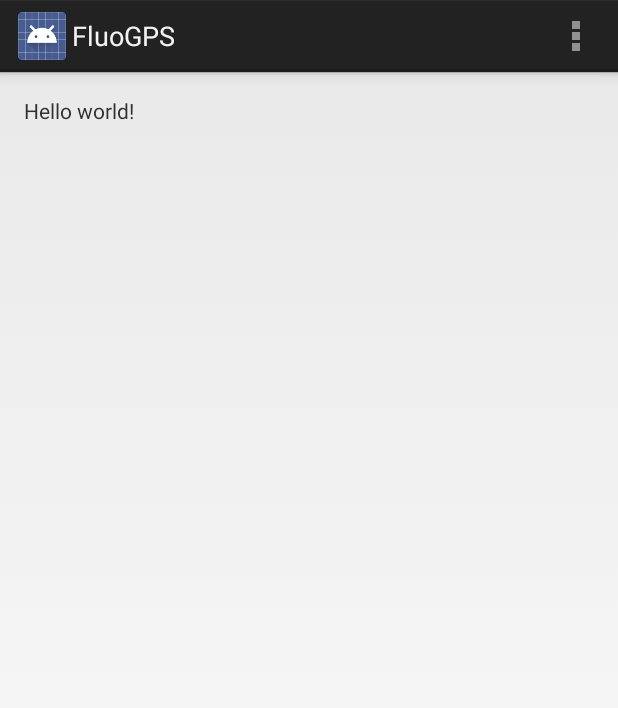
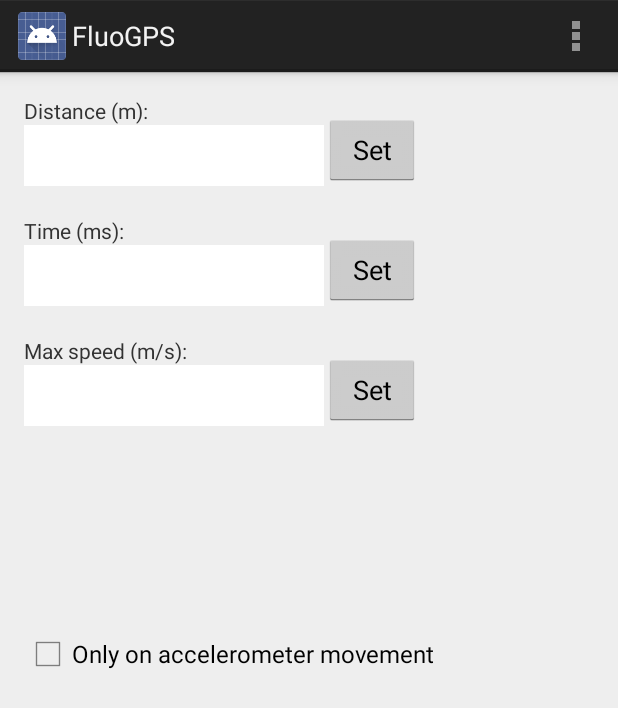
Before and after one commit to Lundtoft/FluoGPS, an Android app: the screen it shows after launch (MainActivity), on a phone screen of 412 x 824 dp. Shown: the top 708 px of the screen. Run offline under Robolectric (Android 15) with nearby library versions, the phone set to English and light mode, and no system bars.

Commit message:
GUI Done :)

```diff
--- a/FluoGPS/src/main/res/layout/activity_main.xml
+++ b/FluoGPS/src/main/res/layout/activity_main.xml
@@ -6,11 +6,102 @@
     android:paddingRight="@dimen/activity_horizontal_margin"
     android:paddingTop="@dimen/activity_vertical_margin"
     android:paddingBottom="@dimen/activity_vertical_margin"
-    tools:context=".MainActivity">
+    tools:context=".MainActivity"
+    android:background="#eeeeee">
 
     <TextView
         android:layout_width="wrap_content"
         android:layout_height="wrap_content"
-        android:text="@string/hello_world" />
+        android:text="Distance (m):"
+        android:id="@+id/textView" />
+
+    <EditText
+        android:layout_width="200dp"
+        android:layout_height="wrap_content"
+        android:inputType="number"
+        android:ems="10"
+        android:id="@+id/distInput"
+        android:layout_below="@+id/textView"
+        android:layout_alignLeft="@+id/textView"
+        android:background="#ffffff"
+        android:textSize="30sp"
+        android:numeric="integer" />
+
+    <TextView
+        android:layout_width="wrap_content"
+        android:layout_height="wrap_content"
+        android:text="Time (ms):"
+        android:id="@+id/textView2"
+        android:layout_below="@+id/distInput"
+        android:layout_alignLeft="@+id/distInput"
+        android:layout_marginTop="20dp" />
+
+    <EditText
+        android:layout_width="200dp"
+        android:layout_height="wrap_content"
+        android:inputType="number"
+        android:ems="10"
+        android:id="@+id/timeInput"
+        android:layout_below="@+id/textView2"
+        android:layout_alignLeft="@+id/distInput"
+        android:background="#ffffff"
+        android:textSize="30sp"
+        android:textIsSelectable="true"
+        android:numeric="integer" />
+
+    <Button
+        android:layout_width="wrap_content"
+        android:layout_height="wrap_content"
+        android:text="Set"
+        android:id="@+id/distBtn"
+        android:layout_alignBottom="@+id/distInput"
+        android:layout_toRightOf="@+id/distInput" />
+
+    <Button
+        android:layout_width="wrap_content"
+        android:layout_height="wrap_content"
+        android:text="Set"
+        android:id="@+id/timeBtn"
+        android:layout_alignBottom="@+id/timeInput"
+        android:layout_toRightOf="@+id/timeInput" />
+
+    <CheckBox
+        android:layout_width="wrap_content"
+        android:layout_height="wrap_content"
+        android:text="Only on accelerometer movement"
+        android:id="@+id/accelerometerCheck"
+        android:checked="false"
+        android:layout_centerVertical="true"
+        android:layout_alignLeft="@+id/maxInput" />
+
+    <TextView
+        android:layout_width="wrap_content"
+        android:layout_height="wrap_content"
+        android:text="Max speed (m/s):"
+        android:id="@+id/textView3"
+        android:layout_marginTop="20dp"
+        android:layout_below="@+id/timeInput"
+        android:layout_alignLeft="@+id/timeInput" />
+
+    <EditText
+        android:layout_width="200dp"
+        android:layout_height="wrap_content"
+        android:inputType="number"
+        android:ems="10"
+        android:id="@+id/maxInput"
+        android:background="#ffffff"
+        android:textSize="30sp"
+        android:textIsSelectable="true"
+        android:layout_below="@+id/textView3"
+        android:layout_alignLeft="@+id/timeInput"
+        android:numeric="integer" />
+
+    <Button
+        android:layout_width="wrap_content"
+        android:layout_height="wrap_content"
+        android:text="Set"
+        android:id="@+id/maxBtn"
+        android:layout_alignBottom="@+id/maxInput"
+        android:layout_toRightOf="@+id/maxInput" />
 
 </RelativeLayout>
--- /dev/null
+++ b/FluoGPS/src/main/res/values/colors.xml
@@ -0,0 +1,2 @@
+<?xml version="1.0" encoding="utf-8"?>
+<resources></resources>
```
